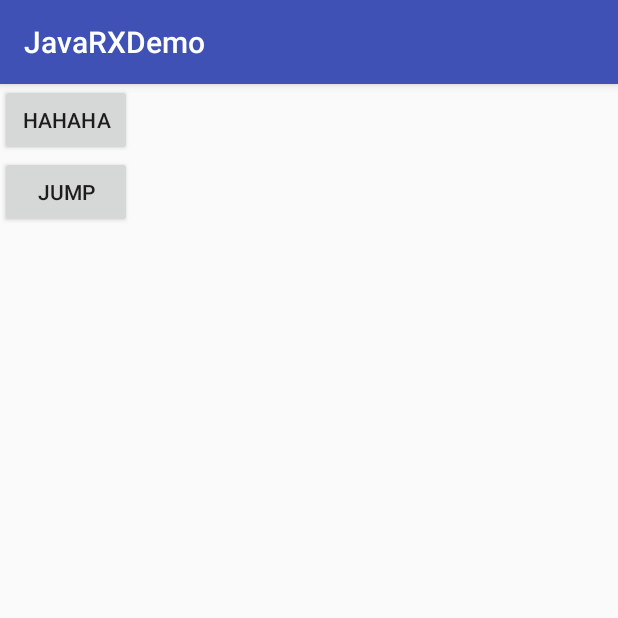
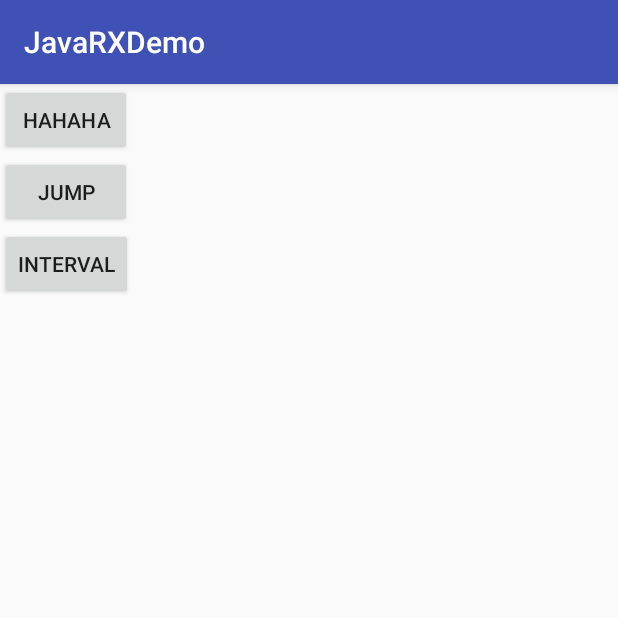
Before and after one commit to reyhoo/collection, an Android app: the screen it shows after launch (MainActivity), on a phone screen of 412 x 824 dp, the top half of it. Run offline under Robolectric (Android 15) with nearby library versions, the phone set to English and light mode, and no system bars; libraries missing offline, so code that uses them is left out: rx.android.schedulers, rx.functions, rx.schedulers.

Commit message:
增加RXjava操作符(filter,interval)

```diff
--- a/JavaRXDemo/app/src/main/java/com/example/administrator/javarxdemo/MainActivity.java
+++ b/JavaRXDemo/app/src/main/java/com/example/administrator/javarxdemo/MainActivity.java
@@ -13,6 +13,7 @@ import android.widget.Toast;
 import java.util.ArrayList;
 import java.util.Date;
 import java.util.List;
+import java.util.concurrent.TimeUnit;
 
 import rx.Observable;
 import rx.Observer;
@@ -28,7 +29,7 @@ import rx.schedulers.Schedulers;
 public class MainActivity extends AppCompatActivity {
 
     static List<Activity> list= new ArrayList<>();
-    private Subscription subscription;
+    private Subscription subscription,subscription1;
 
     @Override
     protected void onCreate(Bundle savedInstanceState) {
@@ -284,10 +285,40 @@ public class MainActivity extends AppCompatActivity {
             @Override
             public void onClick(View v) {
                 Intent intent = new Intent(getApplication(), SecondActivity.class);
-//                intent.setFlags(Intent.FLAG_ACTIVITY_NEW_TASK);
+                intent.setFlags(Intent.FLAG_ACTIVITY_NEW_TASK);
                 startActivity(intent);
             }
         });
+
+
+        findViewById(R.id.interval).setOnClickListener(new View.OnClickListener() {
+            @Override
+            public void onClick(View v) {
+                subscription1 = Observable.interval(1, TimeUnit.SECONDS).filter(new Func1<Long, Boolean>() {
+                    @Override
+                    public Boolean call(Long aLong) {
+                        return aLong >= 5;
+                    }
+                })
+                        .subscribe(new Subscriber<Long>() {
+                    @Override
+                    public void onCompleted() {
+
+                    }
+
+                    @Override
+                    public void onError(Throwable e) {
+
+                    }
+
+                    @Override
+                    public void onNext(Long aLong) {
+                        Log.i("interval_","interval_"+aLong);
+                    }
+                });
+            }
+        });
+
     }
 
     @Override
@@ -296,5 +327,8 @@ public class MainActivity extends AppCompatActivity {
         if(subscription!=null && !subscription.isUnsubscribed()){
             subscription.unsubscribe();
         }
+        if(subscription1!=null && !subscription1.isUnsubscribed()){
+            subscription1.unsubscribe();
+        }
     }
 }
--- a/JavaRXDemo/app/src/main/res/layout/activity_main.xml
+++ b/JavaRXDemo/app/src/main/res/layout/activity_main.xml
@@ -25,5 +25,13 @@
         app:layout_constraintLeft_toLeftOf="parent"
         app:layout_constraintRight_toRightOf="parent"
         app:layout_constraintTop_toTopOf="parent" />
-
+    <Button
+        android:id="@+id/interval"
+        android:layout_width="wrap_content"
+        android:layout_height="wrap_content"
+        android:text="interval"
+        app:layout_constraintBottom_toBottomOf="parent"
+        app:layout_constraintLeft_toLeftOf="parent"
+        app:layout_constraintRight_toRightOf="parent"
+        app:layout_constraintTop_toTopOf="parent" />
 </LinearLayout>
```
